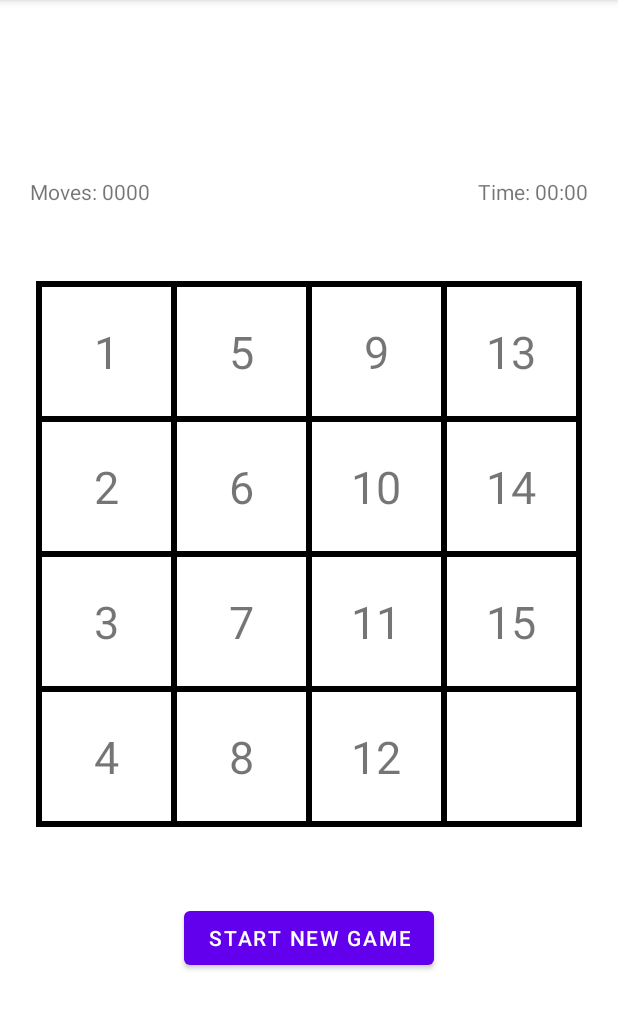
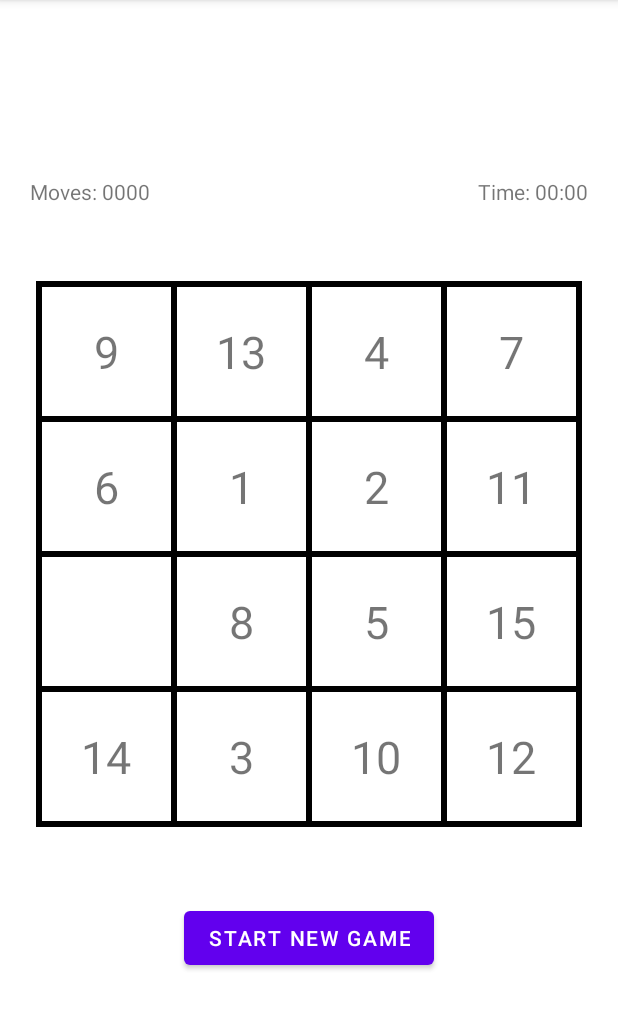
Before and after one commit to galabitbul8/Fifteen-of-Game, an Android app: the GameActivity screen opened directly, with no data from a screen before it, on a phone screen of 412 x 824 dp, the part 84-1114 px from its top. Run offline under Robolectric (Android 15) with nearby library versions, the phone set to English and light mode, and no system bars.

Commit message:
rotem last changes

```diff
--- a/app/src/main/java/com/galab_rotemle/ex1/GameActivity.java
+++ b/app/src/main/java/com/galab_rotemle/ex1/GameActivity.java
@@ -1,25 +1,87 @@
 package com.galab_rotemle.ex1;
 
 import androidx.appcompat.app.AppCompatActivity;
+
+import android.content.Intent;
 import android.os.Bundle;
+import android.util.Log;
 import android.view.View;
+import android.widget.Button;
+import android.widget.TextView;
 
 import java.sql.Timestamp;
 
 public class GameActivity extends AppCompatActivity implements View.OnClickListener{
-    int moves = 0;
     String time = "00:00";
-
-
+    GameBoard board ;
+    TextView [] boxesArray = new TextView[16];
+    TextView txtMoves;
     @Override
     protected void onCreate(Bundle savedInstanceState) {
         super.onCreate(savedInstanceState);
         setContentView(R.layout.activity_game);
+        board = new GameBoard();
+
+        Button btnNewGame = (Button)findViewById(R.id.new_game);
+        txtMoves =  findViewById(R.id.textView33);
+        btnNewGame.setOnClickListener(this);
+
+        for (int i = 0; i < 16; i++) {
+            String str = "box" + (i+1) + "";
+            boxesArray[i] = findViewById(getResources().getIdentifier(str, "id", getPackageName()));
+            boxesArray[i].setOnClickListener(this);
+        }
+        insertData();
+    }
+
+    private void insertData() {
+        for (int i = 0; i < board.matrix.length; i++) {
+            for (int j = 0; j < board.matrix.length; j++){
+                if(board.matrix[i][j] == 16)
+                    boxesArray[i * board.matrix.length + j].setText("");
+                else
+                    boxesArray[i * board.matrix.length + j].setText(board.matrix[i][j] + "");
+
+            }
+        }
+    }
+
+    @Override
+    public void onClick(View v) {
+        if(v.getId() == R.id.new_game){
+            Log.d("myLog", "new game pressed: ");
+            board.shuffleMatrix();
+            insertData();
+            txtMoves.setText("Moves: "+"0000");
+
+        }
+        else {
+            TextView val = (TextView) findViewById(v.getId());;
+            if(val.getText() != ""){
+            int value = Integer.parseInt(val.getText()+"");
+
+                for (int i = 0; i < 16; i++) {
+                    if(v.getId() == getResources().getIdentifier("box" + (i+1), "id", getPackageName())){
+                        board.switchByPress(board.matrix, value);
+                        insertData();
+                        if(board.checkGameStatus()) {
+                            Log.d("myLog", "Completed!!!: ");
+                        }
+                    }
+                }
+                int length =(int) (Math.log10(board.count) + 1);
+
+                String zeros="000";
+                if(length  == 2)
+                    zeros="00";
+                else if(length == 3)
+                    zeros="0";
+                else if(length ==4)
+                    zeros="";
+                txtMoves.setText("Moves: "+zeros +board.count);
+            }
+        }
     }
 
 
-    @Override
-    public void onClick(View v) {
-
-    }
 }
--- /dev/null
+++ b/app/src/main/java/com/galab_rotemle/ex1/GameBoard.java
@@ -0,0 +1,106 @@
+package com.galab_rotemle.ex1;
+
+import android.util.Log;
+import android.view.View;
+import android.widget.TextView;
+
+public class GameBoard {
+    int [][] matrix;
+    int[] emptyPlace;
+    int count;
+    public GameBoard(){
+        matrix = initMatrix(4);
+        emptyPlace = new int[] {matrix.length - 1, matrix.length - 1};
+        shuffleMatrix();
+        count = 0;
+    }
+
+    public boolean checkGameStatus() {
+        int length = matrix.length;
+        for (int i = 0; i < length; i++) {
+            for (int j = 0; j < length; j++) {
+                if(matrix[i][j] != (j + 1 + i*length))
+                    return false;
+            }
+        }
+        return true;
+    }
+
+    private int[][] initMatrix(int size) {
+        int[][]mat = new int[size][size];;
+        for (int i = 0; i < size; i++) {
+            for (int j = 0; j < size; j++) {
+                mat[i][j] = (j + 1 + i*size);
+            }
+        }
+        return mat;
+    }
+
+    private void switchPlaces(int[] switchPlace, int value) {
+        Log.d("myLog", "switchPlaces: ");
+        matrix[switchPlace[0]][switchPlace[1]] = 16;
+        matrix[emptyPlace[0]][emptyPlace[1]] = value;
+        emptyPlace[0] = switchPlace[0];
+        emptyPlace[1] = switchPlace[1];
+    }
+
+    public void shuffleMatrix() {
+        count = 0;
+        int[] preLoc = new int[] {matrix.length - 1, matrix.length - 1};
+        int[][] indexes = new int[4][2];
+
+        int numberOfSteps = 100;
+        while(numberOfSteps != 0) {
+            int index2 = 0;
+            if(emptyPlace[0]!=3 && !(preLoc[0]== emptyPlace[0]+1 && preLoc[1]== emptyPlace[1] )) {
+                indexes[index2][0]= emptyPlace[0]+1;
+                indexes[index2][1]= emptyPlace[1];
+                index2++;
+            }
+
+
+            if(emptyPlace[0]!=0  && !(preLoc[0]== emptyPlace[0]-1 && preLoc[1]== emptyPlace[1] )) {
+                indexes[index2][0]= emptyPlace[0]-1;
+                indexes[index2][1]= emptyPlace[1];
+                index2++;
+
+            }
+
+            if(emptyPlace[1]!=0  && !(preLoc[0]== emptyPlace[0] && preLoc[1]== emptyPlace[1]-1 )) {
+                indexes[index2][0]= emptyPlace[0];
+                indexes[index2][1]= emptyPlace[1]-1;
+                index2++;
+
+            }
+
+            if(emptyPlace[1]!=3  && !(preLoc[0]== emptyPlace[0] && preLoc[1]== emptyPlace[1]+1 )) {
+                indexes[index2][0]= emptyPlace[0];
+                indexes[index2][1]= emptyPlace[1]+1;
+                index2++;
+            }
+            int rand = (int)(Math.random() * index2+1)-1;
+
+            preLoc[0] = emptyPlace[0];
+            preLoc[1] = emptyPlace[1];
+            switchPlaces(indexes[rand], matrix[indexes[rand][0]][indexes[rand][1]]);
+
+            numberOfSteps--;
+        }
+    }
+    public void switchByPress(int[][] matrix,int num) {
+        Log.d("myLog", "switchByPress: ");
+        for (int i = 0; i < matrix.length; i++) {
+            for (int j = 0; j < matrix.length; j++) {
+                if(num == matrix[i][j] &&
+                        (((i==emptyPlace[0]-1 ||i==emptyPlace[0]+1) && j == emptyPlace[1]) ||
+                                ((j==emptyPlace[1]-1 ||j==emptyPlace[1]+1) && i == emptyPlace[0]) )) {
+                    switchPlaces(new int[] {i,j} , num);
+                    count++;
+                    return;
+                }
+            }
+        }
+
+    }
+
+}
--- a/app/src/main/res/layout/activity_game.xml
+++ b/app/src/main/res/layout/activity_game.xml
@@ -45,7 +45,7 @@
             android:orientation="vertical">
 
             <TextView
-                android:id="@+id/textView17"
+                android:id="@+id/box1"
                 android:layout_width="90dp"
                 android:layout_height="90dp"
                 android:textSize="30sp"
@@ -54,7 +54,40 @@
                 android:text="1" />
 
             <TextView
-                android:id="@+id/textView18"
+                android:id="@+id/box5"
+                android:layout_width="90dp"
+                android:layout_height="90dp"
+                android:textSize="30sp"
+                android:gravity="center"
+                android:background="@drawable/box"
+                android:text="5" />
+
+            <TextView
+                android:id="@+id/box9"
+                android:layout_width="90dp"
+                android:layout_height="90dp"
+                android:textSize="30sp"
+                android:gravity="center"
+                android:background="@drawable/box"
+                android:text="9" />
+
+            <TextView
+                android:id="@+id/box13"
+                android:layout_width="90dp"
+                android:layout_height="90dp"
+                android:textSize="30sp"
+                android:gravity="center"
+                android:background="@drawable/box"
+                android:text="13" />
+        </LinearLayout>
+
+        <LinearLayout
+            android:layout_width="wrap_content"
+            android:layout_height="wrap_content"
+            android:orientation="vertical">
+
+            <TextView
+                android:id="@+id/box2"
                 android:layout_width="90dp"
                 android:layout_height="90dp"
                 android:textSize="30sp"
@@ -63,7 +96,40 @@
                 android:text="2" />
 
             <TextView
-                android:id="@+id/textView19"
+                android:id="@+id/box6"
+                android:layout_width="90dp"
+                android:layout_height="90dp"
+                android:textSize="30sp"
+                android:gravity="center"
+                android:background="@drawable/box"
+                android:text="6" />
+
+            <TextView
+                android:id="@+id/box10"
+                android:layout_width="90dp"
+                android:layout_height="90dp"
+                android:textSize="30sp"
+                android:gravity="center"
+                android:background="@drawable/box"
+                android:text="10" />
+
+            <TextView
+                android:id="@+id/box14"
+                android:layout_width="90dp"
+                android:layout_height="90dp"
+                android:textSize="30sp"
+                android:gravity="center"
+                android:background="@drawable/box"
+                android:text="14" />
+        </LinearLayout>
+
+        <LinearLayout
+            android:layout_width="wrap_content"
+            android:layout_height="wrap_content"
+            android:orientation="vertical">
+
+            <TextView
+                android:id="@+id/box3"
                 android:layout_width="90dp"
                 android:layout_height="90dp"
                 android:textSize="30sp"
@@ -72,13 +138,31 @@
                 android:text="3" />
 
             <TextView
-                android:id="@+id/textView20"
+                android:id="@+id/box7"
                 android:layout_width="90dp"
                 android:layout_height="90dp"
                 android:textSize="30sp"
                 android:gravity="center"
                 android:background="@drawable/box"
-                android:text="4" />
+                android:text="7" />
+
+            <TextView
+                android:id="@+id/box11"
+                android:layout_width="90dp"
+                android:layout_height="90dp"
+                android:textSize="30sp"
+                android:gravity="center"
+                android:background="@drawable/box"
+                android:text="11" />
+
+            <TextView
+                android:id="@+id/box15"
+                android:layout_width="90dp"
+                android:layout_height="90dp"
+                android:textSize="30sp"
+                android:gravity="center"
+                android:background="@drawable/box"
+                android:text="15" />
         </LinearLayout>
 
         <LinearLayout
@@ -87,118 +171,34 @@
             android:orientation="vertical">
 
             <TextView
-                android:id="@+id/textView21"
+                android:id="@+id/box4"
                 android:layout_width="90dp"
                 android:layout_height="90dp"
                 android:textSize="30sp"
                 android:gravity="center"
                 android:background="@drawable/box"
-                android:text="5" />
+                android:text="4" />
 
             <TextView
-                android:id="@+id/textView22"
-                android:layout_width="90dp"
-                android:layout_height="90dp"
-                android:textSize="30sp"
-                android:gravity="center"
-                android:background="@drawable/box"
-                android:text="6" />
-
-            <TextView
-                android:id="@+id/textView23"
-                android:layout_width="90dp"
-                android:layout_height="90dp"
-                android:textSize="30sp"
-                android:gravity="center"
-                android:background="@drawable/box"
-                android:text="7" />
-
-            <TextView
-                android:id="@+id/textView24"
+                android:id="@+id/box8"
                 android:layout_width="90dp"
                 android:layout_height="90dp"
                 android:textSize="30sp"
                 android:gravity="center"
                 android:background="@drawable/box"
                 android:text="8" />
-        </LinearLayout>
-
-        <LinearLayout
-            android:layout_width="wrap_content"
-            android:layout_height="wrap_content"
-            android:orientation="vertical">
 
             <TextView
-                android:id="@+id/textView25"
-                android:layout_width="90dp"
-                android:layout_height="90dp"
-                android:textSize="30sp"
-                android:gravity="center"
-                android:background="@drawable/box"
-                android:text="9" />
-
-            <TextView
-                android:id="@+id/textView26"
-                android:layout_width="90dp"
-                android:layout_height="90dp"
-                android:textSize="30sp"
-                android:gravity="center"
-                android:background="@drawable/box"
-                android:text="10" />
-
-            <TextView
-                android:id="@+id/textView27"
-                android:layout_width="90dp"
-                android:layout_height="90dp"
-                android:textSize="30sp"
-                android:gravity="center"
-                android:background="@drawable/box"
-                android:text="11" />
-
-            <TextView
-                android:id="@+id/textView28"
+                android:id="@+id/box12"
                 android:layout_width="90dp"
                 android:layout_height="90dp"
                 android:textSize="30sp"
                 android:gravity="center"
                 android:background="@drawable/box"
                 android:text="12" />
-        </LinearLayout>
-
-        <LinearLayout
-            android:layout_width="wrap_content"
-            android:layout_height="wrap_content"
-            android:orientation="vertical">
 
             <TextView
-                android:id="@+id/textView29"
-                android:layout_width="90dp"
-                android:layout_height="90dp"
-                android:textSize="30sp"
-                android:gravity="center"
-                android:background="@drawable/box"
-                android:text="13" />
-
-            <TextView
-                android:id="@+id/textView30"
-                android:layout_width="90dp"
-                android:layout_height="90dp"
-                android:textSize="30sp"
-                android:gravity="center"
-                android:background="@drawable/box"
-                android:text="14" />
-
-            <TextView
-                android:id="@+id/textView31"
-                android:layout_width="90dp"
-                android:layout_height="90dp"
-                android:textSize="30sp"
-                android:gravity="center"
-                android:background="@drawable/box"
-                android:text="15" />
-
-            <TextView
-                android:id="@+id/textView32"
+                android:id="@+id/box16"
                 android:layout_width="90dp"
                 android:layout_height="90dp"
                 android:textSize="30sp"
@@ -211,7 +211,7 @@
 
 
     <Button
-        android:id="@+id/button2"
+        android:id="@+id/new_game"
         android:layout_width="wrap_content"
         android:layout_height="wrap_content"
         android:gravity="center"
```
